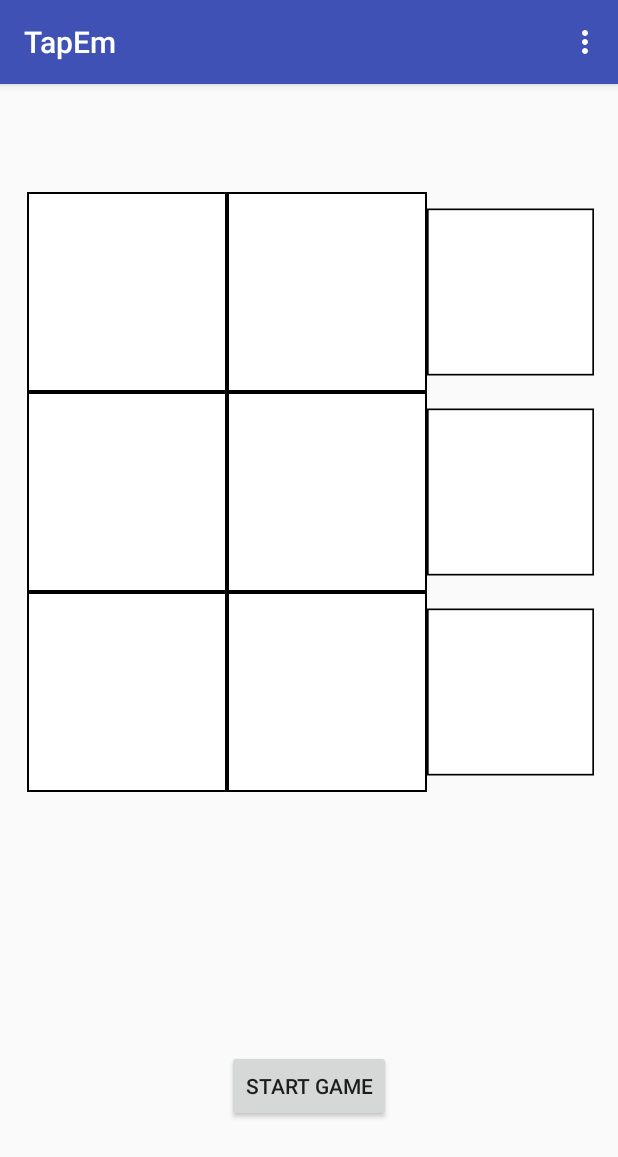
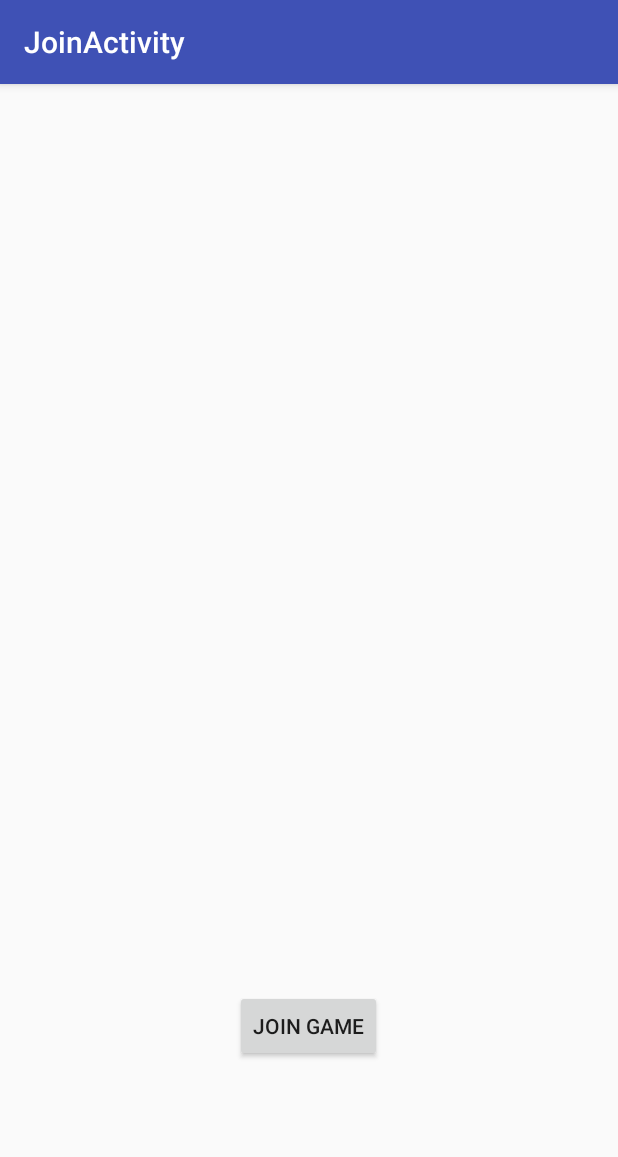
Before and after one commit to cmsart/TapEm, an Android app: the screen it shows after launch (MainActivity before the commit, JoinActivity after it), on a phone screen of 412 x 824 dp. Shown: the top 1157 px of the screen. Run offline under Robolectric (Android 15) with nearby library versions, the phone set to English and light mode, and no system bars.

Commit message:
Added start of networking functionality
Includes activity to join server/game, TCP socket thread, and AsyncTask
for updating the score

```diff
--- /dev/null
+++ b/app/src/main/java/com/candlersartain/tapem/JoinActivity.java
@@ -0,0 +1,48 @@
+package com.candlersartain.tapem;
+
+import android.content.Intent;
+import android.os.Bundle;
+import android.os.Handler;
+import android.os.Looper;
+import android.os.Message;
+import android.support.design.widget.FloatingActionButton;
+import android.support.design.widget.Snackbar;
+import android.support.v7.app.AppCompatActivity;
+import android.support.v7.widget.Toolbar;
+import android.util.Log;
+import android.view.View;
+import android.widget.Button;
+import android.widget.Toast;
+
+import java.io.BufferedWriter;
+import java.io.OutputStreamWriter;
+import java.io.PrintWriter;
+import java.net.InetAddress;
+import java.net.Socket;
+
+public class JoinActivity extends AppCompatActivity {
+
+
+
+    Handler mHandler;
+    //private Handler handler = new Handler();
+    @Override
+    protected void onCreate(Bundle savedInstanceState) {
+        super.onCreate(savedInstanceState);
+        setContentView(R.layout.activity_join);
+        Toolbar toolbar = (Toolbar) findViewById(R.id.toolbar);
+        setSupportActionBar(toolbar);
+
+        Button join = (Button) findViewById(R.id.joinBtn);
+        join.setOnClickListener(connectListener);
+    }
+
+    private View.OnClickListener connectListener = new View.OnClickListener() {
+
+        @Override
+        public void onClick(View v) {
+            Intent intent = new Intent(JoinActivity.this.getApplicationContext(), MainActivity.class);
+            startActivity(intent);
+        }
+    };
+}
--- /dev/null
+++ b/app/src/main/res/layout/activity_join.xml
@@ -0,0 +1,26 @@
+<?xml version="1.0" encoding="utf-8"?>
+<android.support.design.widget.CoordinatorLayout xmlns:android="http://schemas.android.com/apk/res/android"
+    xmlns:app="http://schemas.android.com/apk/res-auto"
+    xmlns:tools="http://schemas.android.com/tools"
+    android:layout_width="match_parent"
+    android:layout_height="match_parent"
+    android:fitsSystemWindows="true"
+    tools:context="com.candlersartain.tapem.JoinActivity">
+
+    <android.support.design.widget.AppBarLayout
+        android:layout_width="match_parent"
+        android:layout_height="wrap_content"
+        android:theme="@style/AppTheme.AppBarOverlay">
+
+        <android.support.v7.widget.Toolbar
+            android:id="@+id/toolbar"
+            android:layout_width="match_parent"
+            android:layout_height="?attr/actionBarSize"
+            android:background="?attr/colorPrimary"
+            app:popupTheme="@style/AppTheme.PopupOverlay" />
+
+    </android.support.design.widget.AppBarLayout>
+
+    <include layout="@layout/content_join" />
+
+</android.support.design.widget.CoordinatorLayout>
--- /dev/null
+++ b/app/src/main/res/layout/content_join.xml
@@ -0,0 +1,23 @@
+<?xml version="1.0" encoding="utf-8"?>
+<RelativeLayout xmlns:android="http://schemas.android.com/apk/res/android"
+    xmlns:app="http://schemas.android.com/apk/res-auto"
+    xmlns:tools="http://schemas.android.com/tools"
+    android:layout_width="match_parent"
+    android:layout_height="match_parent"
+    android:paddingBottom="@dimen/activity_vertical_margin"
+    android:paddingLeft="@dimen/activity_horizontal_margin"
+    android:paddingRight="@dimen/activity_horizontal_margin"
+    android:paddingTop="@dimen/activity_vertical_margin"
+    app:layout_behavior="@string/appbar_scrolling_view_behavior"
+    tools:context="com.candlersartain.tapem.JoinActivity"
+    tools:showIn="@layout/activity_join">
+
+    <Button
+        android:layout_width="wrap_content"
+        android:layout_height="wrap_content"
+        android:text="Join Game"
+        android:id="@+id/joinBtn"
+        android:layout_alignParentBottom="true"
+        android:layout_centerHorizontal="true"
+        android:layout_marginBottom="100dp" />
+</RelativeLayout>
--- a/app/src/main/res/values/strings.xml
+++ b/app/src/main/res/values/strings.xml
@@ -1,4 +1,5 @@
 <resources>
     <string name="app_name">TapEm</string>
     <string name="action_settings">Settings</string>
+    <string name="title_activity_join">JoinActivity</string>
 </resources>
```
Also changed, not shown: app/src/main/AndroidManifest.xml (+7 -2 lines), app/src/main/java/com/candlersartain/tapem/MainActivity.java (+59 -17 lines), app/src/main/java/com/candlersartain/tapem/SocketClient.java (added, +7 -0 lines), app/src/main/java/com/candlersartain/tapem/UpdateTask.java (added, +79 -0 lines), app/src/main/res/layout/content_main.xml (+11 -0 lines).
